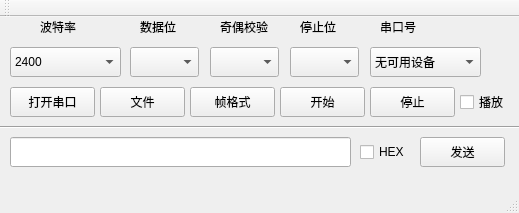
Above: mainwindow.ui from ATmega8/serial_kit before the change. Below: the same form after it.
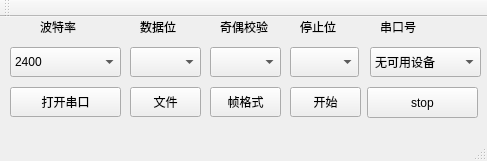
That is the form after the change.

What changed in the file:
```diff
--- a/mainwindow.ui
+++ b/mainwindow.ui
@@ -6,8 +6,8 @@
    <rect>
     <x>0</x>
     <y>0</y>
-    <width>519</width>
-    <height>213</height>
+    <width>487</width>
+    <height>161</height>
    </rect>
   </property>
   <property name="windowTitle">
@@ -19,7 +19,7 @@
      <rect>
       <x>130</x>
       <y>30</y>
-      <width>69</width>
+      <width>71</width>
       <height>30</height>
      </rect>
     </property>
@@ -29,7 +29,7 @@
      <rect>
       <x>210</x>
       <y>30</y>
-      <width>69</width>
+      <width>71</width>
       <height>30</height>
      </rect>
     </property>
@@ -101,7 +101,7 @@
      <rect>
       <x>10</x>
       <y>70</y>
-      <width>85</width>
+      <width>111</width>
       <height>30</height>
      </rect>
     </property>
@@ -112,9 +112,9 @@
    <widget class="QPushButton" name="pushButton_2">
     <property name="geometry">
      <rect>
-      <x>190</x>
+      <x>210</x>
       <y>70</y>
-      <width>85</width>
+      <width>71</width>
       <height>30</height>
      </rect>
     </property>
@@ -122,19 +122,6 @@
      <string>帧格式</string>
     </property>
    </widget>
-   <widget class="QPushButton" name="pushButton_3">
-    <property name="geometry">
-     <rect>
-      <x>370</x>
-      <y>70</y>
-      <width>85</width>
-      <height>30</height>
-     </rect>
-    </property>
-    <property name="text">
-     <string>停止</string>
-    </property>
-   </widget>
    <widget class="QComboBox" name="portnum">
     <property name="geometry">
      <rect>
@@ -166,9 +153,9 @@
    <widget class="QPushButton" name="pushButton_4">
     <property name="geometry">
      <rect>
-      <x>100</x>
+      <x>130</x>
       <y>70</y>
-      <width>85</width>
+      <width>71</width>
       <height>30</height>
      </rect>
     </property>
@@ -176,61 +163,12 @@
      <string>文件</string>
     </property>
    </widget>
-   <widget class="QLineEdit" name="lineEdit_2">
-    <property name="geometry">
-     <rect>
-      <x>10</x>
-      <y>120</y>
-      <width>341</width>
-      <height>30</height>
-     </rect>
-    </property>
-   </widget>
-   <widget class="QPushButton" name="pushButton_5">
-    <property name="geometry">
-     <rect>
-      <x>420</x>
-      <y>120</y>
-      <width>85</width>
-      <height>30</height>
-     </rect>
-    </property>
-    <property name="text">
-     <string>发送</string>
-    </property>
-   </widget>
-   <widget class="Line" name="line">
-    <property name="geometry">
-     <rect>
-      <x>0</x>
-      <y>100</y>
-      <width>521</width>
-      <height>20</height>
-     </rect>
-    </property>
-    <property name="orientation">
-     <enum>Qt::Horizontal</enum>
-    </property>
-   </widget>
-   <widget class="QCheckBox" name="checkBox">
-    <property name="geometry">
-     <rect>
-      <x>360</x>
-      <y>120</y>
-      <width>51</width>
-      <height>30</height>
-     </rect>
-    </property>
-    <property name="text">
-     <string>HEX</string>
-    </property>
-   </widget>
    <widget class="QPushButton" name="pushButton_6">
     <property name="geometry">
      <rect>
-      <x>280</x>
+      <x>290</x>
       <y>70</y>
-      <width>85</width>
+      <width>71</width>
       <height>30</height>
      </rect>
     </property>
@@ -288,17 +226,17 @@
      </property>
     </item>
    </widget>
-   <widget class="QCheckBox" name="checkBox_2">
+   <widget class="QPushButton" name="pushButton_5">
     <property name="geometry">
      <rect>
-      <x>460</x>
+      <x>367</x>
       <y>70</y>
-      <width>51</width>
-      <height>30</height>
+      <width>111</width>
+      <height>31</height>
      </rect>
     </property>
     <property name="text">
-     <string>播放</string>
+     <string>stop</string>
     </property>
    </widget>
   </widget>
```
Left out of the diff: 4 changed lines with no effect on the pictures.
